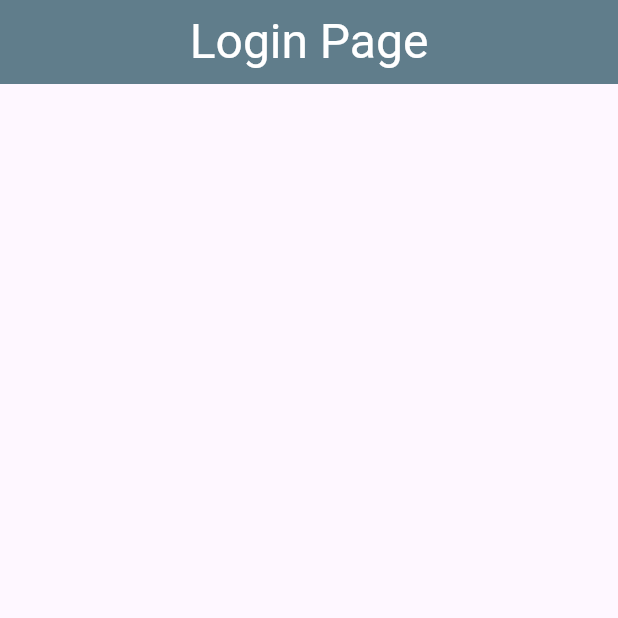
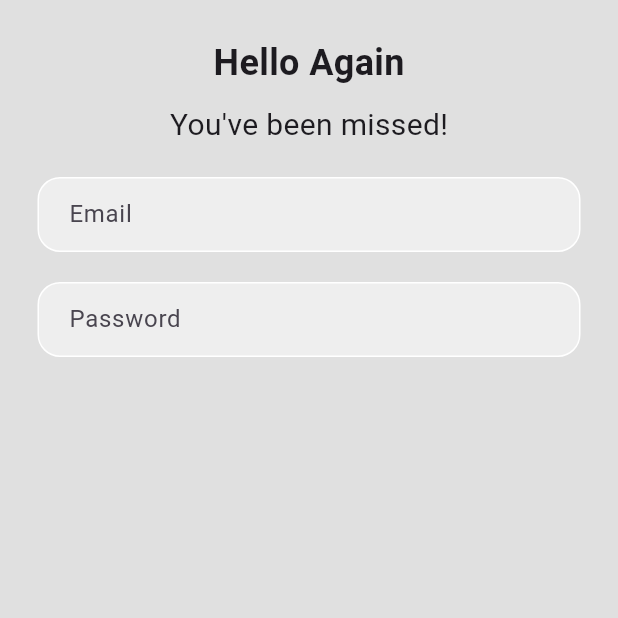
Before and after one commit to Juno-whut/firebase_login_page, a Flutter app: the screen it shows after launch, on a phone screen of 412 x 824 dp, the top half of it. Run offline on Flutter 3.47's test engine with Material 3 defaults, Android fonts, the light colour scheme and no system bars; our stand-ins replace cloud_firestore, firebase_core; accounts and stored records are empty; generated files the repository leaves out were written again.

Commit message:
added some UI changes, A welcome back message, an email field, and a password field

```diff
--- a/lib/pages/loginpage.dart
+++ b/lib/pages/loginpage.dart
@@ -16,17 +16,72 @@ class _LoginPageState extends State<LoginPage> {
   @override
   Widget build(BuildContext context) {
     return Scaffold(
-      appBar: AppBar(
-        title: const Text(
-          'Login Page',
-          style: TextStyle(
-            color: Colors.white,
-            fontSize: 32
-          ),
-        ),
-        centerTitle: true,
-        backgroundColor: Colors.blueGrey,
-      ),
+        backgroundColor: Colors.grey[300],
+
+        body:  SafeArea(
+            child: Column(
+                children: [
+                    // welcom message
+                    const SizedBox(height: 25),
+                    const Text("Hello Again",
+                    style: TextStyle(
+                        fontWeight: FontWeight.bold,
+                        fontSize: 24,
+                    )
+                    ),
+                    const SizedBox(height: 10),
+                    const Text("You've been missed!",
+                    style: TextStyle(
+                        fontSize: 20,
+                    )
+                    ),
+
+                    const SizedBox(height: 20),
+                    // email text field
+                    Padding(
+                        padding: const EdgeInsets.symmetric(horizontal: 25),
+                        child: Container(
+                            decoration: BoxDecoration(
+                                color: Colors.grey[200],
+                                border: Border.all(color: Colors.white),
+                                borderRadius: BorderRadius.circular(15),
+                            ),
+                            child: const Padding(
+                              padding: EdgeInsets.only(left: 20.0),
+                              child: TextField(
+                                  decoration: InputDecoration(
+                                      border: InputBorder.none,
+                                      hintText: 'Email',
+                                  )
+                              ),
+                            ),
+                        ),
+                    ),
+
+                    const SizedBox(height: 20),
+                    // password text field
+                    Padding(
+                        padding: const EdgeInsets.symmetric(horizontal: 25),
+                        child: Container(
+                            decoration: BoxDecoration(
+                                color: Colors.grey[200],
+                                border: Border.all(color: Colors.white),
+                                borderRadius: BorderRadius.circular(15),
+                            ),
+                            child: const Padding(
+                              padding: EdgeInsets.only(left: 20.0),
+                              child: TextField(
+                                  decoration: InputDecoration(
+                                      border: InputBorder.none,
+                                      hintText: 'Password',
+                                  )
+                              ),
+                            ),
+                        )
+                    )
+                ],
+            )
+        )
     );
   }
 }
```
Also changed, not shown: 1 other file.
